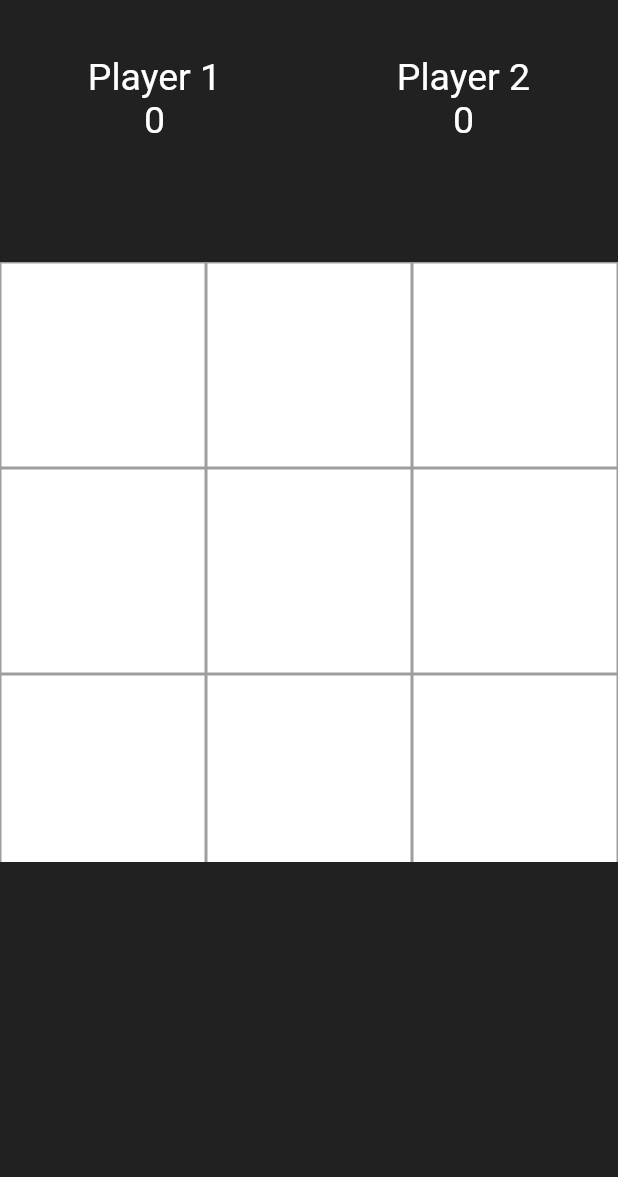
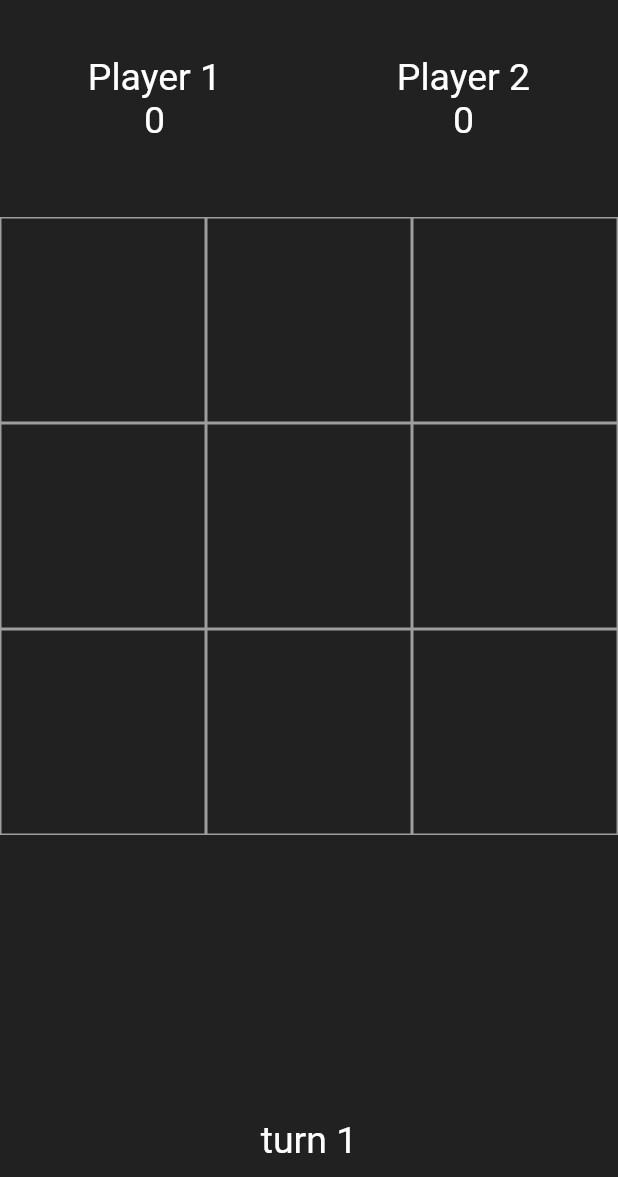
Before and after one commit to ErfiDev/tic_toc_toe_game, a Flutter app: the screen it shows after launch, on a phone screen of 412 x 824 dp, the part 59-1236 px from its top. Run offline on Flutter 3.47's test engine with Material 2 defaults, Android fonts, the light colour scheme and no system bars.

Commit message:
style and other

```diff
--- a/lib/home.dart
+++ b/lib/home.dart
@@ -1,4 +1,7 @@
 import 'package:flutter/material.dart';
+import 'package:flutter/rendering.dart';
+import 'package:tic_toc_toe/classes/infoType.dart';
+import 'package:tic_toc_toe/tools/boardChecker.dart';
 import 'package:tic_toc_toe/tools/text.dart';
 
 class Home extends StatefulWidget {
@@ -11,6 +14,8 @@ class Home extends StatefulWidget {
 class _HomeState extends State<Home> {
   int plOneScore = 0;
   int plTwoScore = 0;
+  List<String> gameBoard = List.filled(9, '');
+  bool turn = true;
 
   @override
   Widget build(BuildContext context) {
@@ -22,19 +27,22 @@ class _HomeState extends State<Home> {
         backgroundColor: Colors.grey[900],
       ),
       backgroundColor: Colors.grey[900],
-      body: Column(
+      body: SafeArea(
+        child: Column(
           mainAxisSize: MainAxisSize.max,
           crossAxisAlignment: CrossAxisAlignment.center,
           children: [
             SizedBox(width: double.infinity),
             SizedBox(height: 20),
             _getScoreBar(),
-          SizedBox(height: 80),
-          SizedBox(
-            height: 400,
+            SizedBox(height: 50),
+            Expanded(
               child: _getView(),
-          )
+            ),
+            turn ? createText('turn 1') : createText('turn 2'),
+            SizedBox(height: 10),
           ],
+        ),
       ),
     );
   }
@@ -66,14 +74,33 @@ class _HomeState extends State<Home> {
         crossAxisCount: 3,
       ),
       itemBuilder: (ctx, i) {
-        return Container(
+        return InkWell(
+          onTap: () {
+            setState(() {
+              if (gameBoard[i] == '') {
+                gameBoard[i] = turn ? '1' : '2';
+                turn = !turn;
+              } else {
+                return;
+              }
+            });
+          },
+          child: Container(
               decoration: BoxDecoration(
-            color: Colors.white,
                 border: Border.all(
                   color: Colors.grey,
                   width: 1,
                 ),
               ),
+              child: Center(
+                child: Text(
+                  '${gameBoard[i] == '1' ? 'X' : gameBoard[i] == '2' ? 'O' : ''}',
+                  style: TextStyle(
+                    fontSize: 60,
+                    color: gameBoard[i] == '1' ? Colors.red : Colors.blue,
+                  ),
+                ),
+              )),
         );
       },
     );
```
Also changed, not shown: lib/classes/infoType.dart (added, +11 -0 lines), lib/tools/boardChecker.dart (added, +16 -0 lines). Lines whose indentation alone changed are shown as unchanged.
